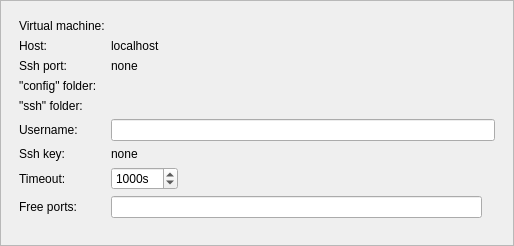
Before: the Qt Designer form src/plugins/mer/meremulatordevicewidget.ui in sailfishos/sailfish-qtcreator, drawn with Qt 5.
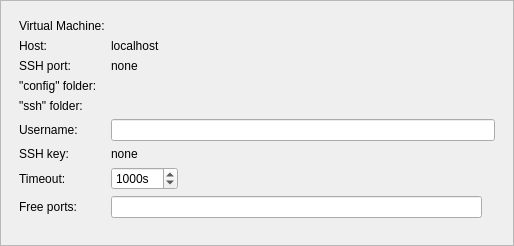
After: the same form once the commit is applied.

Commit message: Jolla: Fix dialogs in ui forms

```diff
--- a/src/plugins/mer/meremulatordevicewidget.ui
+++ b/src/plugins/mer/meremulatordevicewidget.ui
@@ -41,7 +41,7 @@
           <item row="3" column="0">
            <widget class="QLabel" name="emulatorLabel">
             <property name="text">
-             <string>Virtual machine:</string>
+             <string>Virtual Machine:</string>
             </property>
            </widget>
           </item>
@@ -109,7 +109,7 @@
           <item row="11" column="0">
            <widget class="QLabel" name="sshKeyLabel">
             <property name="text">
-             <string>Ssh key:</string>
+             <string>SSH key:</string>
             </property>
            </widget>
           </item>
@@ -180,7 +180,7 @@
           <item row="5" column="0">
            <widget class="QLabel" name="sshPortLabel">
             <property name="text">
-             <string>Ssh port:</string>
+             <string>SSH port:</string>
             </property>
            </widget>
           </item>
```
The commit also changes 3 other files.
